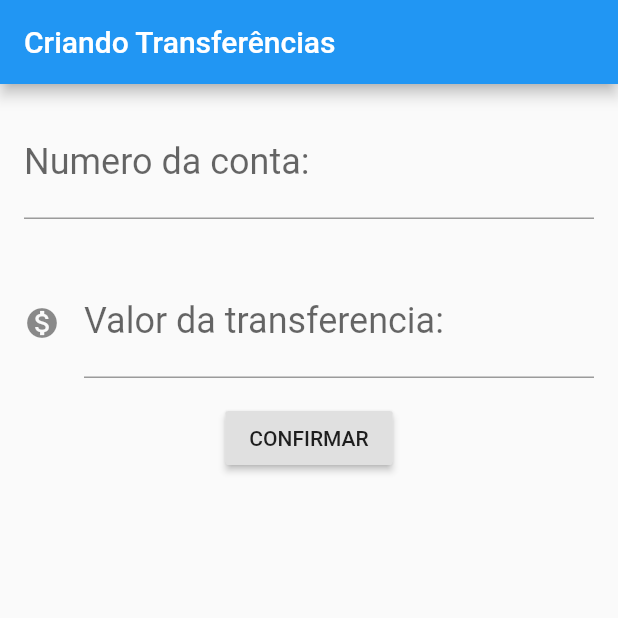
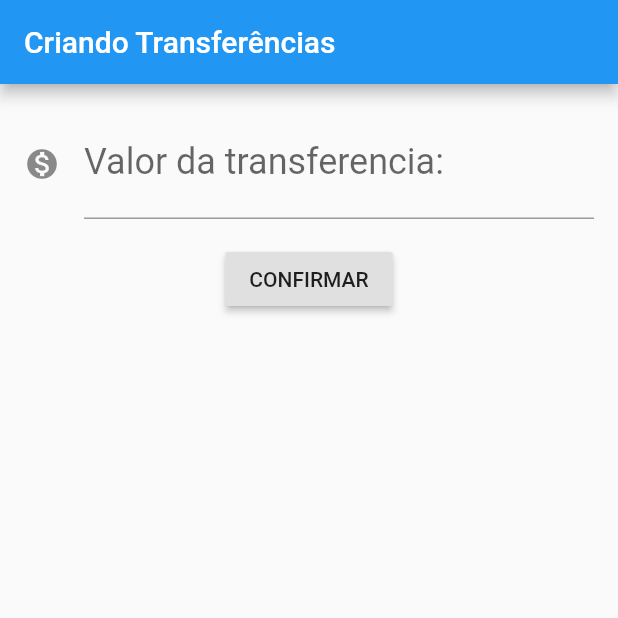
Before and after one commit to devCarlosAlexandre/Bytebank-Flutter, a Flutter app: the screen it shows after launch, after a tap on "CONFIRMAR", on a phone screen of 412 x 824 dp, the top half of it. Run offline on Flutter 3.47's test engine with Material 2 defaults, Android fonts, the phone set to English and light mode, and no system bars; missing offline and left inert: dart:html.

Commit message:
refatoração

```diff
--- a/lib/main.dart
+++ b/lib/main.dart
@@ -78,18 +78,7 @@ class FormularioTransferencia extends StatelessWidget {
       ),
       body: Column(
         children: <Widget>[
-          Padding(
-            padding: const EdgeInsets.all(16.0),
-            child: TextField(
-              controller: _controladorCampoNumeroConta,
-              style: TextStyle(fontSize: 24.0),
-              decoration: InputDecoration(
-                labelText: 'Numero da conta:',
-                hintText: '000',
-              ),
-              keyboardType: TextInputType.number,
-            ),
-          ),
+
           Padding(
             padding: const EdgeInsets.all(16.0),
             child: TextField(
@@ -113,6 +102,11 @@ class FormularioTransferencia extends StatelessWidget {
               if (numeroConta != null && valor != null) {
                 final transferenciaCriada = Transferencia(valor, numeroConta);
                 debugPrint(transferenciaCriada.toString());
+                Scaffold.of(context).showSnackBar(
+                    SnackBar(
+                      content: Text('$transferenciaCriada'),
+                    ),
+                  );
               }
 
             },
```
Also changed, not shown: 1 other file.
